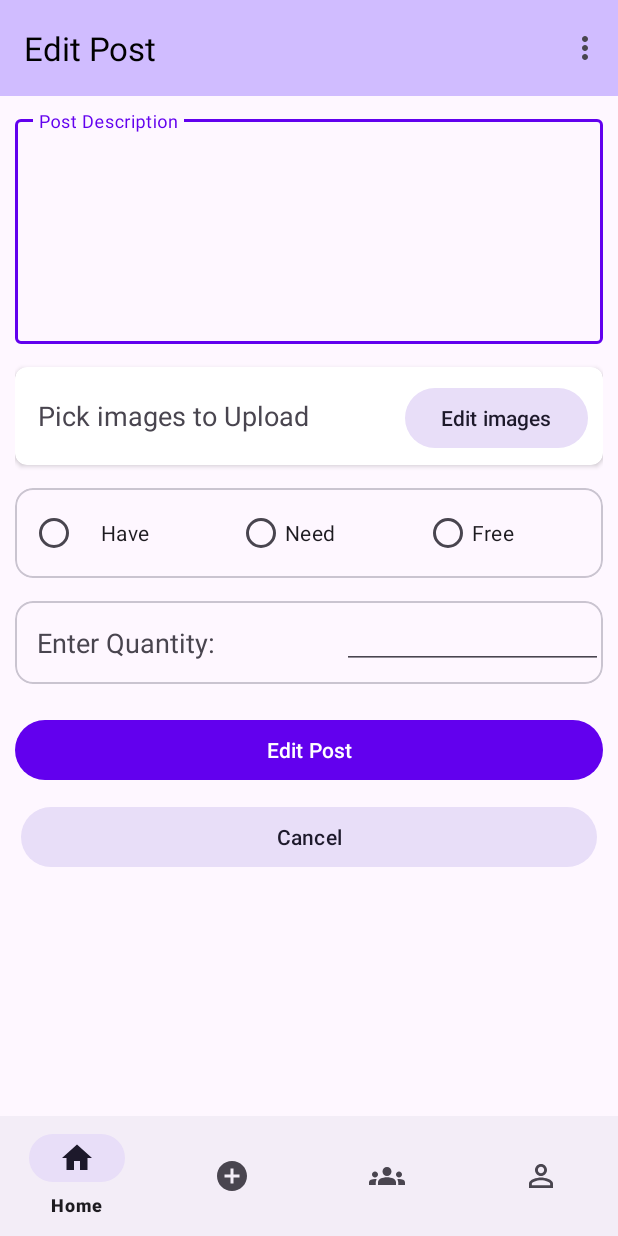
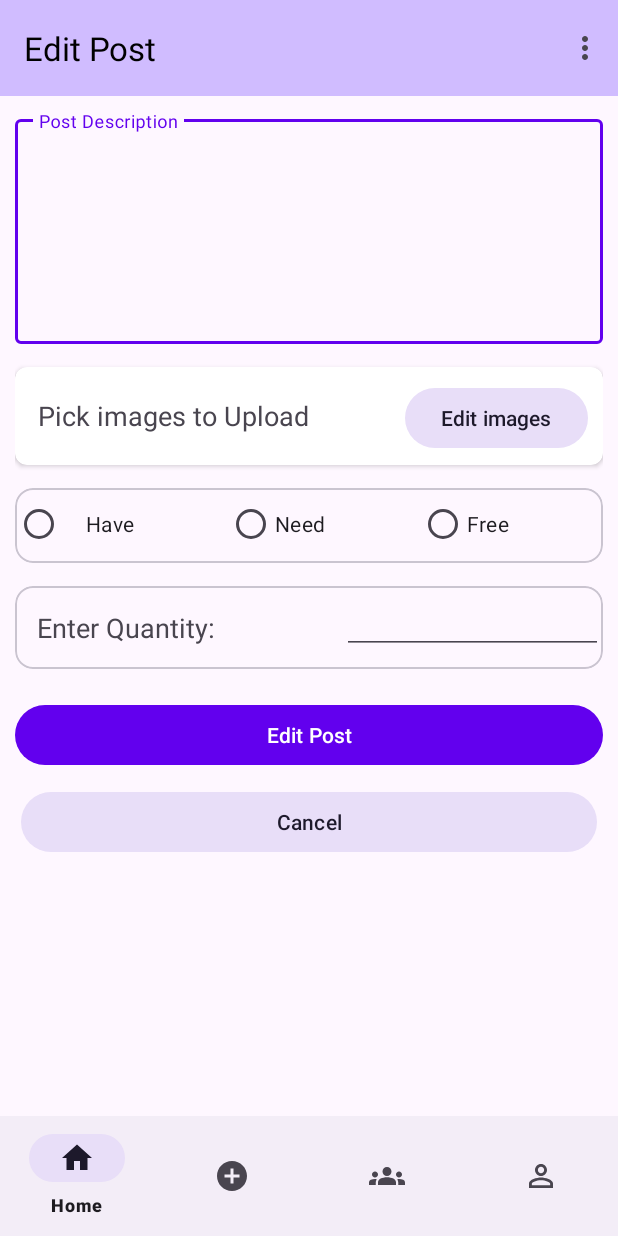
Before and after one commit to NimethHR/Bartering-App, an Android app: the ViewPost screen opened directly, with no data from a screen before it, in the options menu, after a tap on "Edit", on a phone screen of 412 x 824 dp. Run offline under Robolectric (Android 15) with nearby library versions, the phone set to English and light mode, and no system bars; our stand-ins replace Firebase (no records; nobody signed in at launch, a user with empty details on screens opened directly); 6 statements that could not run were skipped.

```diff
--- a/frontend/app/src/main/java/com/example/madproject/models/Post.kt
+++ b/frontend/app/src/main/java/com/example/madproject/models/Post.kt
@@ -4,5 +4,6 @@ data class Post (
     var title: String? = null,
     var description: String? = null,
     var type: String? = null,
-    var quantity: Int? = null
+    var quantity: Int? = 0,
+    var likes: Int? = 0
 )
--- a/frontend/app/src/main/java/com/example/madproject/posts/ViewPost.kt
+++ b/frontend/app/src/main/java/com/example/madproject/posts/ViewPost.kt
@@ -11,6 +11,7 @@ import android.view.Menu
 import android.view.MenuItem
 import android.view.View
 import android.widget.Button
+import android.widget.ImageView
 import android.widget.TextView
 import android.widget.Toast
 import androidx.appcompat.app.AlertDialog
@@ -20,6 +21,8 @@ import com.example.madproject.R
 import com.google.android.material.textview.MaterialTextView
 import com.google.firebase.firestore.ktx.firestore
 import com.google.firebase.ktx.Firebase
+import com.google.firebase.storage.StorageReference
+import com.google.firebase.storage.ktx.storage
 
 class ViewPost : AppCompatActivity() {
 
@@ -29,16 +32,30 @@ class ViewPost : AppCompatActivity() {
     private lateinit var titleTextView: MaterialTextView
     private lateinit var descTextView: MaterialTextView
     private lateinit var viewPosType: MaterialTextView
+    private lateinit var viewPostQuantity: MaterialTextView
+    private lateinit var postImage: ImageView
+
+
+    var likeCount: Int = 0
+    var isLiked = false
+    var quantity: Int = 0
 
     private val db = Firebase.firestore
+    private val storage = Firebase.storage
+
+
+//    private lateinit var imageDownloadUrl: String
 
     override fun onCreate(savedInstanceState: Bundle?) {
         super.onCreate(savedInstanceState)
         setContentView(R.layout.activity_view_post)
 
         documentId = intent.getStringExtra("documentId").toString()
+//        imageDownloadUrl = intent.getStringExtra("imageDownloadUrl").toString()
 
         Log.d("Tag", "document id in ViewPost: $documentId")
+//        Log.d("Tag", "image download uri: $imageDownloadUrl")
+
 
         val toolbar = findViewById<Toolbar>(R.id.create_toolbar)
         setSupportActionBar(toolbar)
@@ -47,26 +64,25 @@ class ViewPost : AppCompatActivity() {
         titleTextView = findViewById(R.id.view_post_title)
         descTextView = findViewById(R.id.view_post_desc)
         viewPosType = findViewById(R.id.view_post_type)
-
-
+        viewPostQuantity = findViewById(R.id.view_post_quantity)
+        postImage = findViewById(R.id.imageView3)
 
         likeBtn.setOnClickListener {
-            val alertDialogBuilder = AlertDialog.Builder(this)
-            alertDialogBuilder.setTitle("Confirm Delete")
-            alertDialogBuilder.setMessage("Are you sure you want to delete this post?")
-
-            //TODO - Add +ve and -ve options
-
-            alertDialogBuilder.setPositiveButton("Delete") { dialog, which ->
-                // Perform the delete operation here
-                // Example: deleteItem()
+            if (isLiked){
+                isLiked = false
+                likeCount--
+                if (likeCount!=0){
+                    likeBtn.text = "Liked " + likeCount
                 }
-            alertDialogBuilder.setNegativeButton("Cancel") { dialog, which ->
-                dialog.dismiss()
+                else{
+                    likeBtn.text = "Like"
                 }
-
-            val alertDialog = alertDialogBuilder.create()
-            alertDialog.show()
+            }
+            else{
+                likeCount++
+                isLiked = true
+                likeBtn.text = "Liked $likeCount"
+            }
         }
         fetchData()
     }
@@ -87,12 +103,33 @@ class ViewPost : AppCompatActivity() {
                 true
             }
             R.id.toolbar_delete -> {
+
+
+                val alertDialogBuilder = AlertDialog.Builder(this)
+                alertDialogBuilder.setTitle("Confirm Delete")
+                alertDialogBuilder.setMessage("Are you sure you want to delete this post?")
+
+                //TODO - Add +ve and -ve options
+
+                alertDialogBuilder.setPositiveButton("Delete") { dialog, which ->
+                    // Perform the delete operation here
+                    // Example: deleteItem()
+
                     // Handle Delete button click
                     val docRef = db.collection("posts").document(documentId!!)
                     docRef
                         .delete()
                         .addOnSuccessListener {
-                        Log.d(TAG, "Post successfully deleted!")
+                            Log.d(TAG, "Post successfully deleted from firestore")
+
+
+                            val storage = Firebase.storage
+                            var storageRef = storage.reference
+                            var imageRef: StorageReference? = storageRef.child("posts/$documentId.jpg")
+
+                            imageRef?.delete()
+                                ?.addOnSuccessListener {
+                                    Log.d(TAG, "Image file successfully deleted from cloud storage")
 
                                     val inflater: LayoutInflater = layoutInflater
                                     val layout: View = inflater.inflate(R.layout.toast, findViewById(R.id.custom_toast_container))
@@ -106,15 +143,38 @@ class ViewPost : AppCompatActivity() {
 
                                     val intent = Intent(this, MainActivity::class.java)
                                     startActivity(intent)
+
+                                }?.addOnFailureListener {
+                                    Log.d(TAG, "Error deleting Image file from cloud storage")
+                                }
                         }
                         .addOnFailureListener { e -> Log.w(TAG, "Error deleting Post", e) }
+
+                }
+                alertDialogBuilder.setNegativeButton("Cancel") { dialog, which ->
+                    dialog.dismiss()
+                }
+
+                val alertDialog = alertDialogBuilder.create()
+                alertDialog.show()
                 true
             }
             else -> super.onOptionsItemSelected(item)
         }
     }
+    private fun fetchData(){
 
-    private fun fetchData(){
+        var storageRef = storage.reference
+        var imageRef = storageRef.child("posts/$documentId.jpg")
+
+        val ONE_MEGABYTE: Long = 1024 * 1024
+        imageRef.getBytes(ONE_MEGABYTE).addOnSuccessListener {
+            // Data for "images/island.jpg" is returned, use this as needed
+            Log.w(TAG, "File downloaded from storage")
+
+        }.addOnFailureListener {
+            // Handle any errors
+        }
 
         val docRef = db.collection("posts").document(documentId!!)
 
@@ -124,13 +184,18 @@ class ViewPost : AppCompatActivity() {
                     val title = result.getString("title")
                     val desc = result.getString("description")
                     val type = result.getString("type")
+                    val longLikeCount = result.getLong("likes")
+                    val longQuantity = result.getLong("quantity")
 
+                    quantity =longQuantity?.toInt()?: 0
+
+                    likeCount = longLikeCount?.toInt()?: 0
 
                     titleTextView.text = title
                     descTextView.text = desc
+                    viewPostQuantity.text = "Amount of units: " + quantity.toString()
                     viewPosType.text = "Post Type: " + type
 
-                    Log.d("Tag", "title value" + titleTextView.text)
 
                 }
             }
--- a/frontend/app/src/main/res/layout/activity_edit_post.xml
+++ b/frontend/app/src/main/res/layout/activity_edit_post.xml
@@ -97,18 +97,14 @@
             <com.google.android.material.card.MaterialCardView
                 android:layout_width="match_parent"
                 android:layout_marginTop="15dp"
-                android:layout_height="60dp"
+                android:layout_height="50dp"
                 >
 
-                <LinearLayout
+                <RadioGroup
+                    android:id="@+id/edit_radio_group"
                     android:layout_width="match_parent"
-                    android:layout_height="wrap_content"
-                    android:orientation="horizontal"
-                    android:layout_marginLeft="10dp"
-                    android:layout_marginTop="15dp"
-                    tools:layout_editor_absoluteX="1dp"
-                    tools:layout_editor_absoluteY="1dp"
-                    android:layout_marginBottom="@dimen/horizontal_space">
+                    android:layout_height="match_parent"
+                    android:orientation="horizontal">
 
                     <RadioButton
                         android:id="@+id/haveRadioButton"
@@ -131,7 +127,8 @@
                         android:layout_height="wrap_content"
                         android:layout_weight="1"
                         android:text="@string/post_type_donate" />
-                </LinearLayout>
+                </RadioGroup>
+
 
             </com.google.android.material.card.MaterialCardView>
 
```
Also changed, not shown: frontend/app/src/main/java/com/example/madproject/posts/CreatePost.kt (+54 -19 lines), frontend/app/src/main/java/com/example/madproject/posts/EditPost.kt (+8 -6 lines), frontend/app/src/main/res/layout/activity_view_post.xml (+11 -1 lines). Lines whose indentation alone changed are shown as unchanged.
